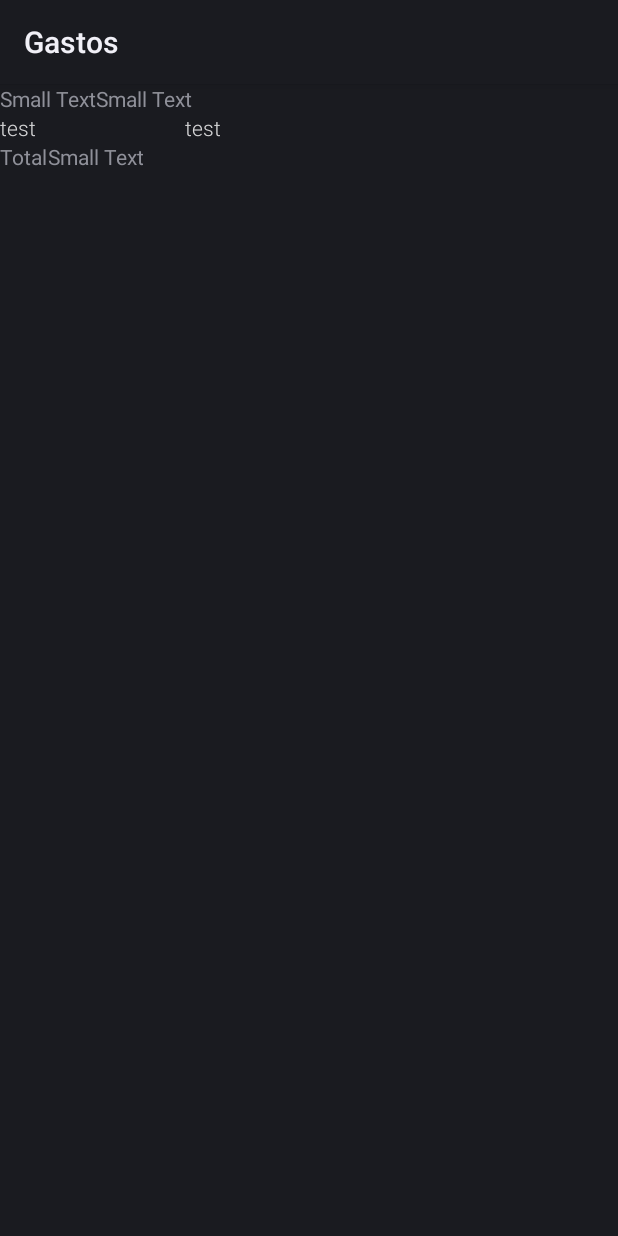
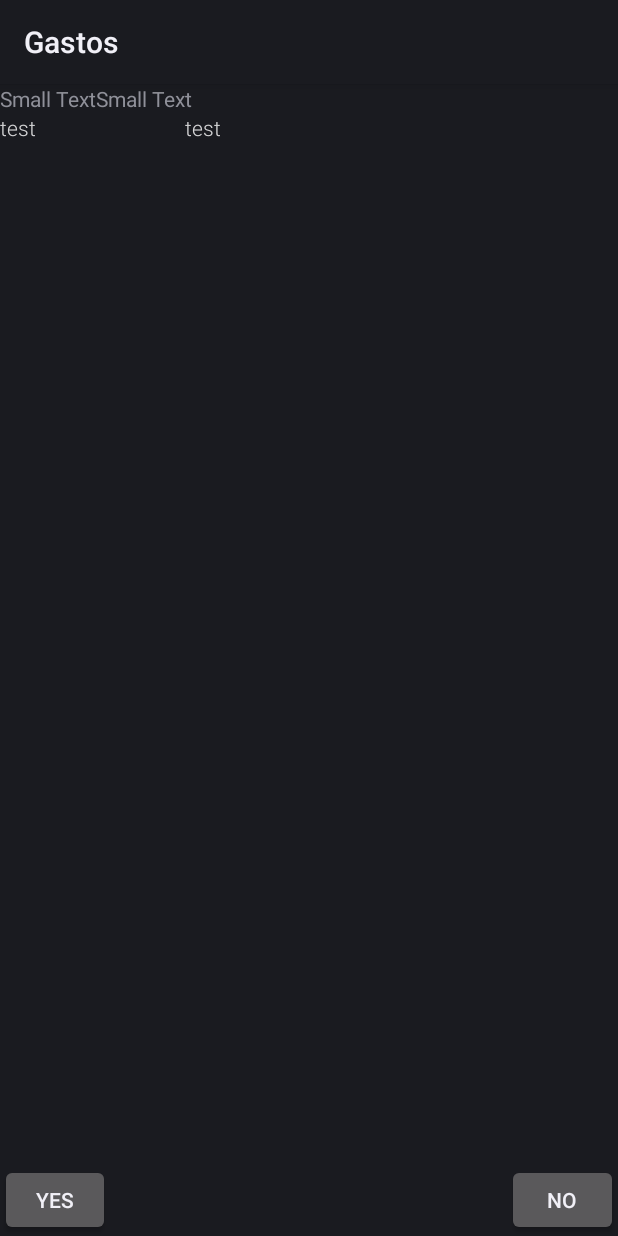
Before and after one commit to ifraixedes/finappsparty-2014, an Android app: the layout rect_activity_new_expense.xml on its own in the app's theme, with its tools: preview values and no code run, on a phone screen of 412 x 824 dp. Run offline under Robolectric (Android 15) with nearby library versions, the phone set to English and light mode, and no system bars; plain views replace BoxInsetLayout, CardFrame, CardScrollView.

Commit message:
added buttons

```diff
--- a/wear/src/main/res/layout/rect_activity_new_expense.xml
+++ b/wear/src/main/res/layout/rect_activity_new_expense.xml
@@ -74,29 +74,22 @@ android:layout_width="match_parent">
 
                 </LinearLayout>
 
-                <LinearLayout
-                    android:orientation="horizontal"
-                    android:layout_width="fill_parent"
-                    android:layout_height="fill_parent">
-
-                    <TextView
-                        android:layout_width="wrap_content"
-                        android:layout_height="wrap_content"
-                        android:textAppearance="?android:attr/textAppearanceSmall"
-                        android:text="Total"
-                        android:id="@+id/total_label" />
-
-                    <TextView
-                        android:layout_width="wrap_content"
-                        android:layout_height="wrap_content"
-                        android:textAppearance="?android:attr/textAppearanceSmall"
-                        android:text="Small Text"
-                        android:id="@+id/total"
-                        android:gravity="center_vertical|right" />
-                </LinearLayout>
-
             </LinearLayout>
         </android.support.wearable.view.CardFrame>
     </android.support.wearable.view.CardScrollView>
+
+    <Button
+        android:layout_width="73dp"
+        android:layout_height="wrap_content"
+        android:text="YES"
+        android:id="@+id/button"
+        android:layout_gravity="left|bottom" />
+
+    <Button
+        android:layout_width="74dp"
+        android:layout_height="wrap_content"
+        android:text="NO"
+        android:id="@+id/button2"
+        android:layout_gravity="right|bottom" />
 </FrameLayout>
 </android.support.wearable.view.BoxInsetLayout>
```
